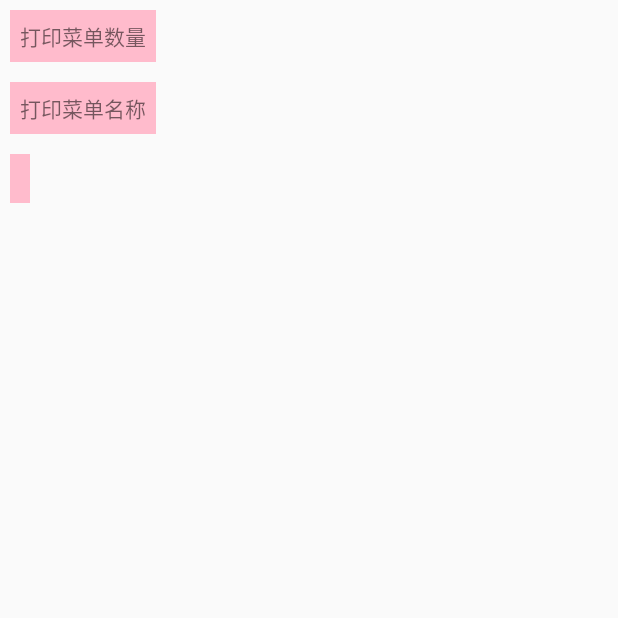
After one commit to lx610/MyDemo, an Android app: the FlyWigthDesignModelActivity screen opened directly, with no data from a screen before it, on a phone screen of 412 x 824 dp, the top half of it. The commit adds this screen. Run offline under Robolectric (Android 15) with nearby library versions, the phone set to English and light mode, and no system bars; our stand-ins replace ButterKnife.

Commit message:
响元模式

```diff
--- a/app/src/main/AndroidManifest.xml
+++ b/app/src/main/AndroidManifest.xml
@@ -64,7 +64,9 @@
         <activity android:name=".widgt.clock.ClockActivity"/>
         <activity android:name=".animation.AnimationActivity"/>
         <activity android:name=".animation.drag.DragActivity"/>
+        <activity android:name=".java.designModel.DesignModelActivity"/>
         <activity android:name=".java.designModel.Stragety.StragetyModelAcitivity"/>
+        <activity android:name=".java.designModel.shareObject.FlyWigthDesignModelActivity"/>
 
 
         <service android:name=".process.MessageService"
--- /dev/null
+++ b/app/src/main/java/com/demo/lixuan/mydemo/java/designModel/shareObject/FlyWeightFactory.java
@@ -0,0 +1,33 @@
+package com.demo.lixuan.mydemo.java.designModel.shareObject;
+
+import java.util.HashMap;
+import java.util.Map;
+
+/**
+ * Created by Administrator on 2018/6/7.
+ */
+
+public class FlyWeightFactory {
+    private Map menuList = new HashMap();
+    private static FlyWeightFactory mFlyWeightFactory = new FlyWeightFactory();
+    public static FlyWeightFactory getInstance(){
+        return mFlyWeightFactory;
+    }
+
+    public synchronized Menu factory(String dish){
+
+        if ((menuList.containsKey(dish))){
+            return (Menu) menuList.get(dish);
+        }else {
+            Menu menu =new PersonMenu(dish);
+            menuList.put(dish,menu);
+            return menu;
+        }
+    }
+
+    public int getNumber(){
+        return menuList.size();
+    }
+
+
+}
--- /dev/null
+++ b/app/src/main/java/com/demo/lixuan/mydemo/java/designModel/shareObject/FlyWigthDesignModelActivity.java
@@ -0,0 +1,73 @@
+package com.demo.lixuan.mydemo.java.designModel.shareObject;
+
+import android.view.View;
+import android.widget.TextView;
+
+import com.demo.lixuan.mydemo.Utils.UiUtils;
+import com.demo.lixuan.mydemo.base.publicLayout.LinearActivity;
+
+import java.util.ArrayList;
+import java.util.Iterator;
+import java.util.List;
+
+/**
+ * Created by Administrator on 2018/6/7.
+ */
+
+public class FlyWigthDesignModelActivity extends LinearActivity {
+    private static FlyWeightFactory factory ;
+    private Menu mList;
+    private List mList1;
+
+    @Override
+    public void initView() {
+        final TextView logText = (TextView) generateTextButton("",null);
+
+        mLlContainer.addView(generateTextButton("打印菜单数量", new View.OnClickListener() {
+            @Override
+            public void onClick(View v) {
+                UiUtils.makeText(factory.getNumber() + "");
+            }
+        }));
+        mLlContainer.addView(generateTextButton("打印菜单名称", new View.OnClickListener() {
+            @Override
+            public void onClick(View v) {
+                List list2 = mList.findPersonMenu("ai921",mList1);
+                Iterator it = list2.iterator();
+                while(it.hasNext())
+                {
+                    logText.append(" "+it.next() + "\n");
+                }
+
+            }
+        }));
+        mLlContainer.addView(logText);
+    }
+
+    @Override
+    public void initData() {
+        mList1 = new ArrayList();
+        factory = FlyWeightFactory.getInstance();
+        mList = factory.factory("尖椒土豆丝");
+        mList.setPersonMenu("ai92", mList1);
+        mList = factory.factory("红烧肉");
+        mList.setPersonMenu("ai92", mList1);
+        mList = factory.factory("地三鲜");
+        mList.setPersonMenu("ai92", mList1);
+        mList = factory.factory("地三鲜");
+        mList.setPersonMenu("ai92", mList1);
+        mList = factory.factory("红焖鲤鱼");
+        mList.setPersonMenu("ai92", mList1);
+        mList = factory.factory("红烧肉");
+        mList.setPersonMenu("ai921", mList1);
+        mList = factory.factory("红焖鲤鱼");
+        mList.setPersonMenu("ai921", mList1);
+        mList = factory.factory("地三鲜");
+        mList.setPersonMenu("ai921", mList1);
+    }
+
+    @Override
+    public void initListener() {
+
+    }
+}
--- /dev/null
+++ b/app/src/main/java/com/demo/lixuan/mydemo/java/designModel/shareObject/Menu.java
@@ -0,0 +1,12 @@
+package com.demo.lixuan.mydemo.java.designModel.shareObject;
+
+import java.util.List;
+
+/**
+ * Created by Administrator on 2018/6/7.
+ */
+
+public interface Menu{
+    public void setPersonMenu(String person, List list);
+    public List findPersonMenu(String person, List list);
+}
--- /dev/null
+++ b/app/src/main/java/com/demo/lixuan/mydemo/java/designModel/shareObject/PersonMenu.java
@@ -0,0 +1,36 @@
+package com.demo.lixuan.mydemo.java.designModel.shareObject;
+
+import java.util.ArrayList;
+import java.util.Iterator;
+import java.util.List;
+
+/**
+ * Created by Administrator on 2018/6/7.
+ */
+
+public class PersonMenu implements Menu {
+
+    private  String dish;
+
+    public PersonMenu(String dish) {
+        this.dish = dish;
+    }
+
+    @Override
+    public void setPersonMenu(String person, List list) {
+        list.add(person);
+        list.add(dish);
+    }
+
+    @Override
+    public List findPersonMenu(String person, List list) {
+        List dishList = new ArrayList();
+        Iterator it = list.iterator();
+        while (it.hasNext()){
+            if (person.equals(it.next()))
+                dishList.add(it.next());
+        }
+        return dishList;
+
+    }
+}
```
Also changed, not shown: app/src/main/java/com/demo/lixuan/mydemo/java/JavaDemoActivity.java (+8 -0 lines), app/src/main/java/com/demo/lixuan/mydemo/java/designModel/designModelActivity.java (+9 -1 lines).
